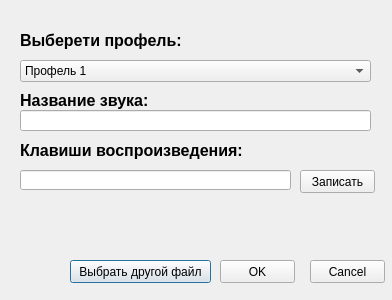
This is mainWindows/Interface/final_add_sound.ui in Roman4404/spanel as Qt 5 draws it before an edit. The edited form follows.
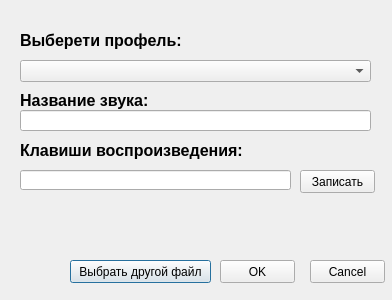
This is the edited form.

The edit to the form file:
```diff
--- a/mainWindows/Interface/final_add_sound.ui
+++ b/mainWindows/Interface/final_add_sound.ui
@@ -22,11 +22,6 @@
      <height>22</height>
     </rect>
    </property>
-   <item>
-    <property name="text">
-     <string>Профель 1</string>
-    </property>
-   </item>
   </widget>
   <widget class="QLabel" name="label">
    <property name="geometry">
```
